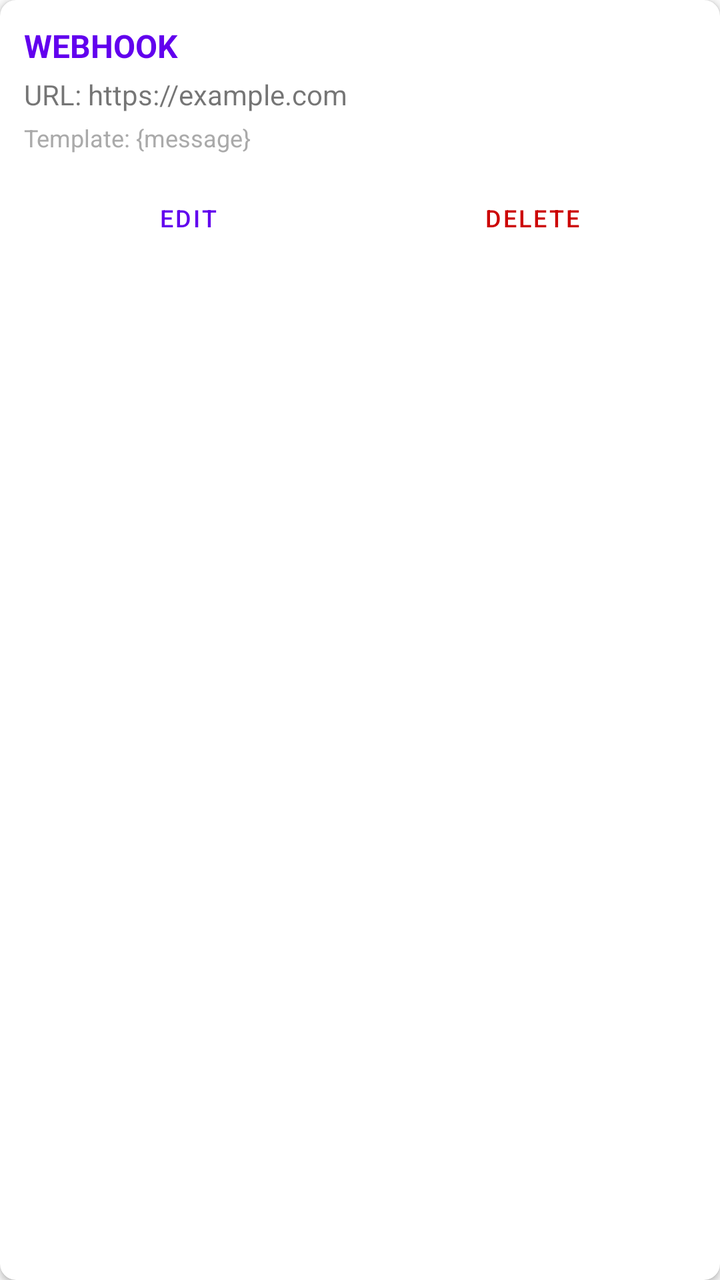
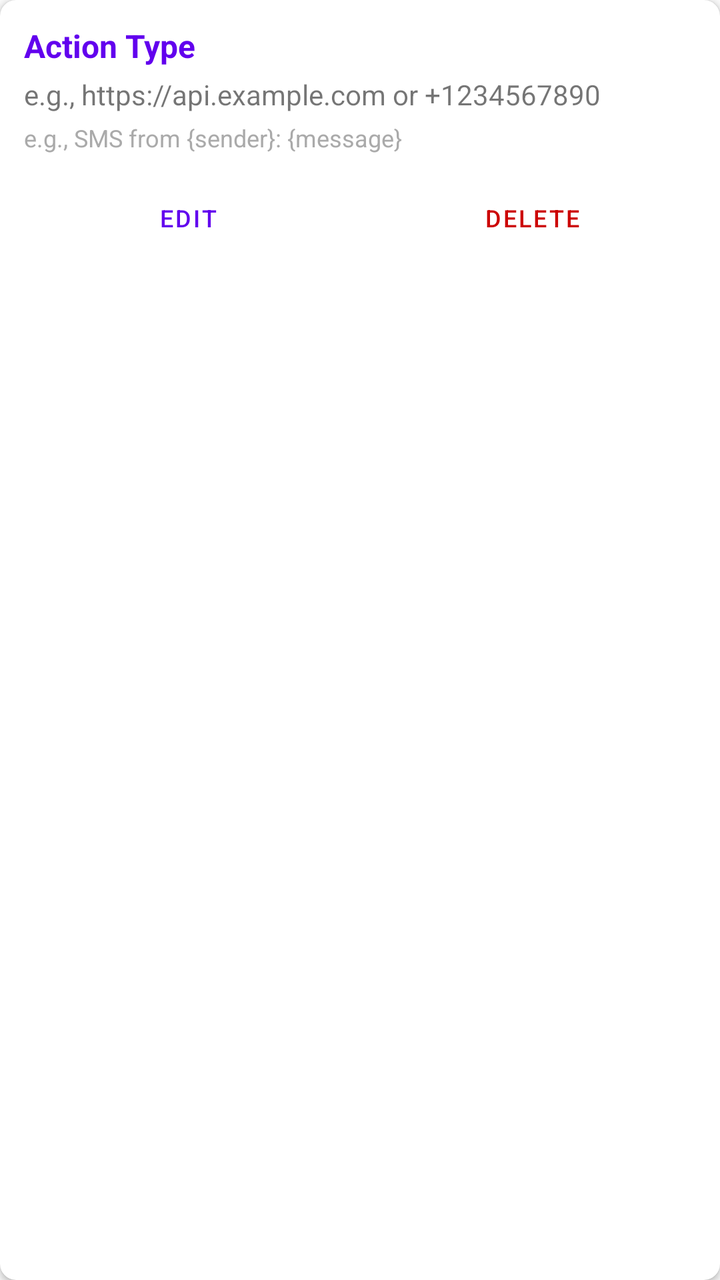

The first picture is an Android layout as it rendered before a commit; the second is the same layout after the commit. The layout source and the unified diff follow.
<!-- AndroidManifest.xml: application theme Theme.GetSMS -->
<!-- res/layout/item_action.xml -->
<?xml version="1.0" encoding="utf-8"?>
<com.google.android.material.card.MaterialCardView
    xmlns:android="http://schemas.android.com/apk/res/android"
    xmlns:app="http://schemas.android.com/apk/res-auto"
    android:layout_width="match_parent"
    android:layout_height="wrap_content"
    android:layout_margin="8dp"
    app:cardElevation="2dp"
    app:cardCornerRadius="8dp">

    <LinearLayout
        android:layout_width="match_parent"
        android:layout_height="wrap_content"
        android:orientation="vertical"
        android:padding="12dp">

        <TextView
            android:id="@+id/tvActionType"
            android:layout_width="match_parent"
            android:layout_height="wrap_content"
            android:textSize="16sp"
            android:textStyle="bold"
            android:textColor="@color/purple_500"
            android:text="WEBHOOK" />

        <TextView
            android:id="@+id/tvDestination"
            android:layout_width="match_parent"
            android:layout_height="wrap_content"
            android:layout_marginTop="4dp"
            android:textSize="14sp"
            android:text="URL: https://example.com" />

        <TextView
            android:id="@+id/tvTemplate"
            android:layout_width="match_parent"
            android:layout_height="wrap_content"
            android:layout_marginTop="4dp"
            android:textSize="12sp"
            android:textColor="@android:color/darker_gray"
            android:text="Template: {message}" />

        <LinearLayout
            android:layout_width="match_parent"
            android:layout_height="wrap_content"
            android:layout_marginTop="8dp"
            android:orientation="horizontal">

            <Button
                android:id="@+id/btnEditAction"
                android:layout_width="0dp"
                android:layout_height="wrap_content"
                android:layout_weight="1"
                android:text="Edit"
                android:textSize="12sp"
                style="@style/Widget.MaterialComponents.Button.TextButton" />

            <Button
                android:id="@+id/btnDeleteAction"
                android:layout_width="0dp"
                android:layout_height="wrap_content"
                android:layout_marginStart="8dp"
                android:layout_weight="1"
                android:text="Delete"
                android:textSize="12sp"
                android:textColor="@android:color/holo_red_dark"
                style="@style/Widget.MaterialComponents.Button.TextButton" />

        </LinearLayout>

    </LinearLayout>

</com.google.android.material.card.MaterialCardView>
<!-- resources referenced by this layout -->
<resources>
  <color name="purple_500">#FF6200EE</color>
  <style name="Theme.GetSMS" parent="Theme.MaterialComponents.Light.NoActionBar.Bridge">
          
          <item name="colorPrimary">@color/purple_500</item>
          <item name="colorPrimaryVariant">@color/purple_700</item>
          <item name="colorOnPrimary">@color/white</item>
          
          <item name="colorSecondary">@color/teal_200</item>
          <item name="colorSecondaryVariant">@color/teal_700</item>
          <item name="colorOnSecondary">@color/black</item>
          
          <item name="android:statusBarColor" tools:targetApi="l">?attr/colorPrimaryVariant</item>
          
      </style>
  <color name="purple_700">#FF3700B3</color>
  <color name="white">#FFFFFFFF</color>
  <color name="teal_200">#FF03DAC5</color>
  <color name="teal_700">#FF018786</color>
  <color name="black">#FF000000</color>
</resources>

<!-- the commit's change to res/layout/item_action.xml (unified diff, before → after) -->
@@ -21,7 +21,7 @@
             android:textSize="16sp"
             android:textStyle="bold"
             android:textColor="@color/purple_500"
-            android:text="WEBHOOK" />
+            android:text="@string/action_type" />
 
         <TextView
             android:id="@+id/tvDestination"
@@ -29,7 +29,7 @@
             android:layout_height="wrap_content"
             android:layout_marginTop="4dp"
             android:textSize="14sp"
-            android:text="URL: https://example.com" />
+            android:text="@string/destination_hint" />
 
         <TextView
             android:id="@+id/tvTemplate"
@@ -38,7 +38,7 @@
             android:layout_marginTop="4dp"
             android:textSize="12sp"
             android:textColor="@android:color/darker_gray"
-            android:text="Template: {message}" />
+            android:text="@string/template_hint" />
 
         <LinearLayout
             android:layout_width="match_parent"
@@ -51,7 +51,7 @@
                 android:layout_width="0dp"
                 android:layout_height="wrap_content"
                 android:layout_weight="1"
-                android:text="Edit"
+                android:text="@string/edit"
                 android:textSize="12sp"
                 style="@style/Widget.MaterialComponents.Button.TextButton" />
 
@@ -61,7 +61,7 @@
                 android:layout_height="wrap_content"
                 android:layout_marginStart="8dp"
                 android:layout_weight="1"
-                android:text="Delete"
+                android:text="@string/delete"
                 android:textSize="12sp"
                 android:textColor="@android:color/holo_red_dark"
                 style="@style/Widget.MaterialComponents.Button.TextButton" />
<!-- resource entries referenced after the edit -->
@@ -1,6 +1,11 @@
 <!-- resources referenced by this layout -->
 <resources>
   <color name="purple_500">#FF6200EE</color>
+  <string name="action_type">Action Type</string>
+  <string name="delete">Delete</string>
+  <string name="destination_hint">e.g., https://api.example.com or +1234567890</string>
+  <string name="edit">Edit</string>
+  <string name="template_hint">e.g., SMS from {sender}: {message}</string>
   <style name="Theme.GetSMS" parent="Theme.MaterialComponents.Light.NoActionBar.Bridge">
           
           <item name="colorPrimary">@color/purple_500</item>
